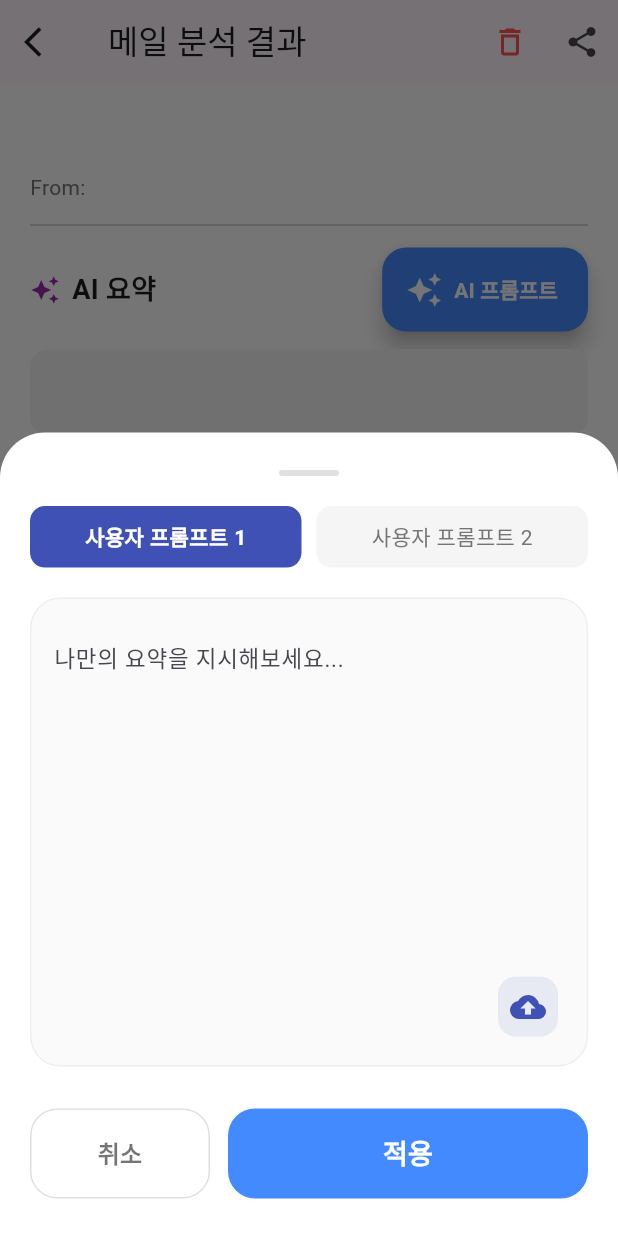
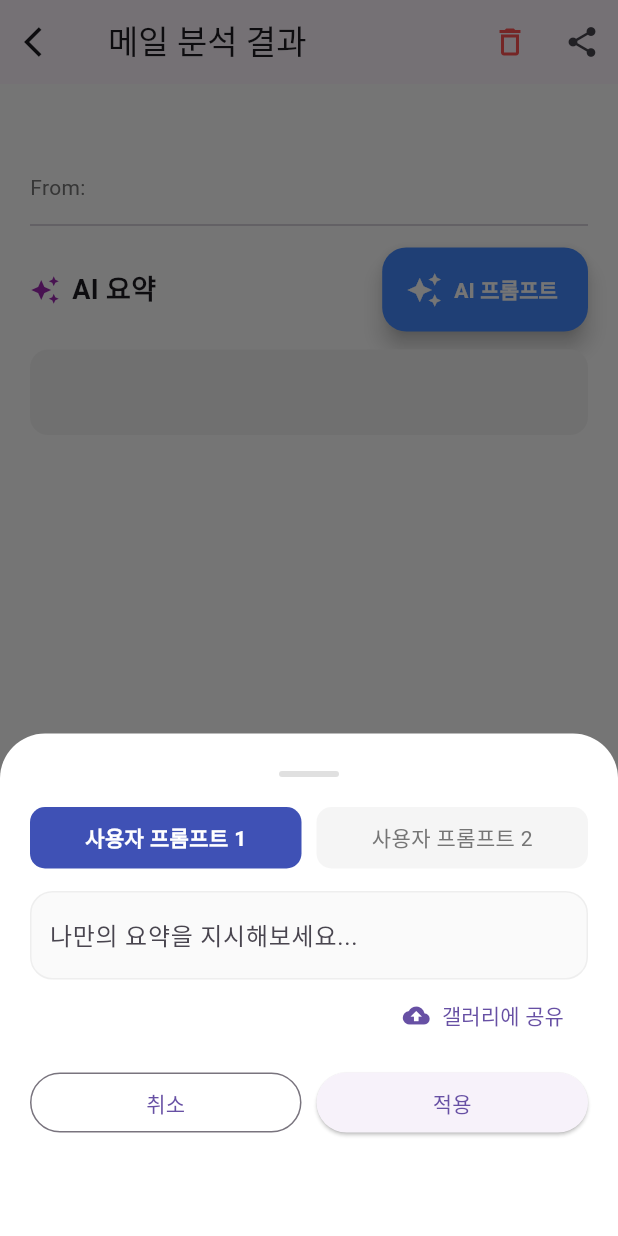
Before and after one commit to prettyoppa/gmail_summary, a Flutter app: the EmailDetailScreen screen opened directly with empty values, after a tap on "AI 프롬프트", on a phone screen of 412 x 824 dp. Run offline on Flutter 3.47's test engine with Material 3 defaults, Android fonts, the phone set to English and light mode, and no system bars; our stand-ins replace cloud_firestore, country_picker, firebase_auth, firebase_core, flutter_markdown, flutter_secure_storage and 6 more; missing offline and left inert: cp949_codec, enough_mail, extension_google_sign_in_as_googleapis_auth, googleapis, markdown, universal_html; accounts and stored records are empty.

Commit message:
fix: address layout issues in email detail view and refine date display

```diff
--- a/lib/constants.dart
+++ b/lib/constants.dart
@@ -4,9 +4,9 @@ class AppConstants {
   // Google 로그인 클라이언트 ID (사용자님의 ID를 넣으세요)
   static const String googleClientId =
       // main 프로젝트 웹 client Id
-      // '474725837334-dr5ulbt7a59rjnv5kumon6he56n1fibu.apps.googleusercontent.com';
-      // qas 프로젝트 웹 client Id
-      '512126694471-cl8ehil75dt9htddkorufcqolets0tfi.apps.googleusercontent.com';
+      '474725837334-dr5ulbt7a59rjnv5kumon6he56n1fibu.apps.googleusercontent.com';
+  // qas 프로젝트 웹 client Id
+  // '512126694471-cl8ehil75dt9htddkorufcqolets0tfi.apps.googleusercontent.com';
   // dev 프로젝트 웹 client Id
   // '877541084240-7c8sqajvr2pk2f3uba2ejrdcr66ep46f.apps.googleusercontent.com';
 
--- a/lib/widgets/ai_prompt_button.dart
+++ b/lib/widgets/ai_prompt_button.dart
@@ -170,24 +170,25 @@ class _AIPromptButtonState extends State<AIPromptButton> {
   void _showPromptSheet(BuildContext context) {
     showModalBottomSheet(
       context: context,
-      isScrollControlled: true,
+      isScrollControlled: true, // 키보드 대응 필수
       backgroundColor: Colors.transparent,
-      builder: (context) => StatefulBuilder(
+      builder: (context) => Padding(
+        // [중요] 키보드 높이만큼 시트 전체를 위로 밀어 올립니다.
+        padding: EdgeInsets.only(
+          bottom: MediaQuery.of(context).viewInsets.bottom,
+        ),
+        child: StatefulBuilder(
           builder: (context, setSheetState) => Container(
-          height: MediaQuery.of(context).size.height * 0.65,
-          padding: EdgeInsets.only(
-            left: 20,
-            right: 20,
-            top: 25,
-            bottom: MediaQuery.of(context).viewInsets.bottom + 25,
-          ),
+            padding: const EdgeInsets.symmetric(horizontal: 20, vertical: 25),
             decoration: const BoxDecoration(
               color: Colors.white,
               borderRadius: BorderRadius.vertical(top: Radius.circular(30)),
             ),
+            // Column의 mainAxisSize를 min으로 설정하여 내용물만큼만 높이를 차지하게 함
             child: Column(
               mainAxisSize: MainAxisSize.min,
               children: [
+                // 상단 핸들 바
                 Container(
                   width: 40,
                   height: 4,
@@ -197,8 +198,7 @@ class _AIPromptButtonState extends State<AIPromptButton> {
                     borderRadius: BorderRadius.circular(2),
                   ),
                 ),
-
-              // 탭 선택 영역
+                // 탭 버튼
                 Row(
                   children: [
                     _tabButton("사용자 프롬프트 1", 0, setSheetState),
@@ -206,175 +206,120 @@ class _AIPromptButtonState extends State<AIPromptButton> {
                     _tabButton("사용자 프롬프트 2", 1, setSheetState),
                   ],
                 ),
-              const SizedBox(height: 20),
+                const SizedBox(height: 15),
 
-              // 텍스트 박스 영역
-              Expanded(
+                // [핵심] 텍스트 입력 영역 (최대 높이를 제한하여 버튼을 가리지 않게 함)
+                Flexible(
                   child: Container(
-                  width: double.infinity,
-                  padding: const EdgeInsets.all(15),
+                    padding: const EdgeInsets.all(12),
                     decoration: BoxDecoration(
                       color: Colors.grey[50],
-                    borderRadius: BorderRadius.circular(20),
+                      borderRadius: BorderRadius.circular(15),
                       border: Border.all(color: Colors.grey[200]!),
                     ),
                     child: _selectedPromptTab == 0
-                      ? Stack(
-                          children: [
-                            TextField(
-                              controller: _promptController, // 변수명 통일
-                              maxLines: null,
+                        ? TextField(
+                            controller: _promptController,
+                            maxLines: 6, // 기본 노출 줄 수 조절
+                            minLines: 1,
                             keyboardType: TextInputType.multiline,
-                              style: const TextStyle(fontSize: 15, height: 1.5),
                             decoration: const InputDecoration(
                               hintText: "나만의 요약을 지시해보세요...",
                               border: InputBorder.none,
+                              isDense: true,
                             ),
+                          )
+                        : ConstrainedBox(
+                            constraints: BoxConstraints(
+                              maxHeight:
+                                  MediaQuery.of(context).size.height *
+                                  0.3, // 너무 길어지면 내부 스크롤
                             ),
-                            Positioned(
-                              right: 0,
-                              bottom: 0,
-                              child: FloatingActionButton.small(
-                                heroTag: "share_fab",
-                                onPressed: _sharePromptToGallery,
-                                backgroundColor: Colors.indigo.withOpacity(0.1),
-                                elevation: 0,
-                                child: const Icon(
-                                  Icons.cloud_upload,
-                                  color: Colors.indigo,
-                                ),
-                              ),
-                            ),
-                          ],
-                        )
-                      : Column(
-                          children: [
-                            Padding(
-                              padding: const EdgeInsets.only(bottom: 12.0),
-                              child: TextButton.icon(
-                                onPressed: () =>
-                                    _openPromptGallery(setSheetState),
-                                icon: const Icon(Icons.auto_awesome, size: 18),
-                                label: const Text("갤러리에서 새로 가져오기"),
-                                style: TextButton.styleFrom(
-                                  minimumSize: const Size(double.infinity, 45),
-                                  backgroundColor: Colors.white,
-                                  foregroundColor: Colors.indigo,
-                                  side: BorderSide(
-                                    color: Colors.indigo.withOpacity(0.2),
-                                  ),
-                                  shape: RoundedRectangleBorder(
-                                    borderRadius: BorderRadius.circular(10),
-                                  ),
-                                ),
-                              ),
-                            ),
-                            Expanded(
                             child: SingleChildScrollView(
-                                physics: const BouncingScrollPhysics(),
-                                child: Container(
-                                  width: double.infinity,
-                                  alignment: Alignment.topLeft,
                               child: Text(
                                 _galleryPrompt.isEmpty
-                                        ? "선택된 갤러리 프롬프트가 없습니다."
+                                    ? "선택된 프롬프트가 없습니다."
                                     : _galleryPrompt,
-                                    style: const TextStyle(
-                                      color: Colors.black87,
-                                      fontSize: 15,
-                                      height: 1.5,
                               ),
                             ),
                           ),
                   ),
                 ),
-                          ],
+
+                // 갤러리 공유/가져오기 버튼 (텍스트 영역 바로 아래 배치)
+                if (_selectedPromptTab == 0)
+                  Align(
+                    alignment: Alignment.centerRight,
+                    child: TextButton.icon(
+                      onPressed: _sharePromptToGallery,
+                      icon: const Icon(Icons.cloud_upload, size: 18),
+                      label: const Text("갤러리에 공유"),
+                    ),
+                  )
+                else
+                  Padding(
+                    padding: const EdgeInsets.only(top: 8),
+                    child: ElevatedButton.icon(
+                      onPressed: () => _openPromptGallery(setSheetState),
+                      icon: const Icon(Icons.auto_awesome, size: 18),
+                      label: const Text("갤러리에서 가져오기"),
+                      style: ElevatedButton.styleFrom(
+                        minimumSize: const Size(double.infinity, 40),
                       ),
                     ),
                   ),
-              const SizedBox(height: 20),
 
-              // 저장 버튼
+                const SizedBox(height: 10),
+
+                // 하단 버튼 (항상 최하단에 위치)
                 Padding(
-                padding: const EdgeInsets.only(top: 8.0), // 상단 여백 약간 추가
+                  // 아까 확인하신 것처럼 60 정도를 주면 작은 폰에서도 안정적으로 올라옵니다.
+                  padding: const EdgeInsets.only(bottom: 40),
                   child: Row(
                     children: [
-                    // --- 취소 버튼 ---
                       Expanded(
-                      flex: 1,
-                      child: SizedBox(
-                        height: 60,
                         child: OutlinedButton(
-                          style: OutlinedButton.styleFrom(
-                            side: BorderSide(
-                              color: Colors.grey[300]!,
-                            ), // 연한 테두리
-                            shape: RoundedRectangleBorder(
-                              borderRadius: BorderRadius.circular(18),
+                          onPressed: () => Navigator.pop(context),
+                          child: const Text("취소"),
                         ),
                       ),
-                          onPressed: () => Navigator.pop(context),
-                          child: const Text(
-                            "취소",
-                            style: TextStyle(
-                              color: Colors.black54,
-                              fontSize: 16,
-                              fontWeight: FontWeight.bold,
-                            ),
-                          ),
-                        ),
-                      ),
-                    ),
-                    const SizedBox(width: 12), // 버튼 사이 간격
-                    // --- 적용 버튼 ---
+                      const SizedBox(width: 10),
                       Expanded(
-                      flex: 2, // 적용 버튼을 조금 더 크게 강조
-                      child: SizedBox(
-                        height: 60,
                         child: ElevatedButton(
-                          style: ElevatedButton.styleFrom(
-                            backgroundColor: Colors.blueAccent, // 기존 강조 색상 유지
-                            elevation: 0,
-                            shape: RoundedRectangleBorder(
-                              borderRadius: BorderRadius.circular(18),
-                            ),
-                          ),
                           onPressed: () async {
                             final user = FirebaseAuth.instance.currentUser;
+
                             if (user != null) {
-                              // Firestore 업데이트
                               await FirebaseFirestore.instance
                                   .collection('users')
                                   .doc(user.uid)
                                   .update({
                                     'customPrompt': _promptController.text,
+
                                     'galleryPrompt': _galleryPrompt,
+
                                     'selectedPromptType': _selectedPromptTab,
                                   });
-                              // 콜백 실행 (이때 main.dart의 시간 갱신 로직이 돌아갑니다)
+
                               widget.onPromptSaved(
                                 _promptController.text,
+
                                 _galleryPrompt,
+
                                 _selectedPromptTab,
                               );
                             }
+
                             if (context.mounted) Navigator.pop(context);
                           },
-                          child: const Text(
-                            "적용",
-                            style: TextStyle(
-                              color: Colors.white,
-                              fontSize: 18,
-                              fontWeight: FontWeight.bold,
-                            ),
-                          ),
-                        ),
+                          child: const Text("적용"),
                         ),
                       ),
                     ],
                   ),
                 ),
               ],
+            ),
           ),
         ),
       ),
--- a/lib/widgets/filter_drawer.dart
+++ b/lib/widgets/filter_drawer.dart
@@ -311,10 +311,10 @@ class _FilterDrawerState extends State<FilterDrawer> {
         ),
         // --- 3. 하단 저장 버튼 고정 ---
         bottomNavigationBar: Padding(
-          padding: const EdgeInsets.fromLTRB(20, 0, 20, 20),
+          padding: const EdgeInsets.fromLTRB(20, 0, 20, 60),
           child: SizedBox(
             width: double.infinity,
-            height: 52,
+            height: 50,
             child: ElevatedButton(
               style: ElevatedButton.styleFrom(
                 backgroundColor: Colors.blue,
--- a/pubspec.yaml
+++ b/pubspec.yaml
@@ -2,7 +2,7 @@ name: gmail_summary
 description: "A new Flutter project."
 publish_to: 'none'
 
-version: 1.0.0+1
+version: 1.0.0+3
 
 environment:
   sdk: ^3.10.4
```
Also changed, not shown: lib/main.dart (+46 -27 lines), lib/widgets/calendar_range_picker.dart (+20 -4 lines), lib/firebase_options.dart, 5 other files. Lines whose indentation alone changed are shown as unchanged.
